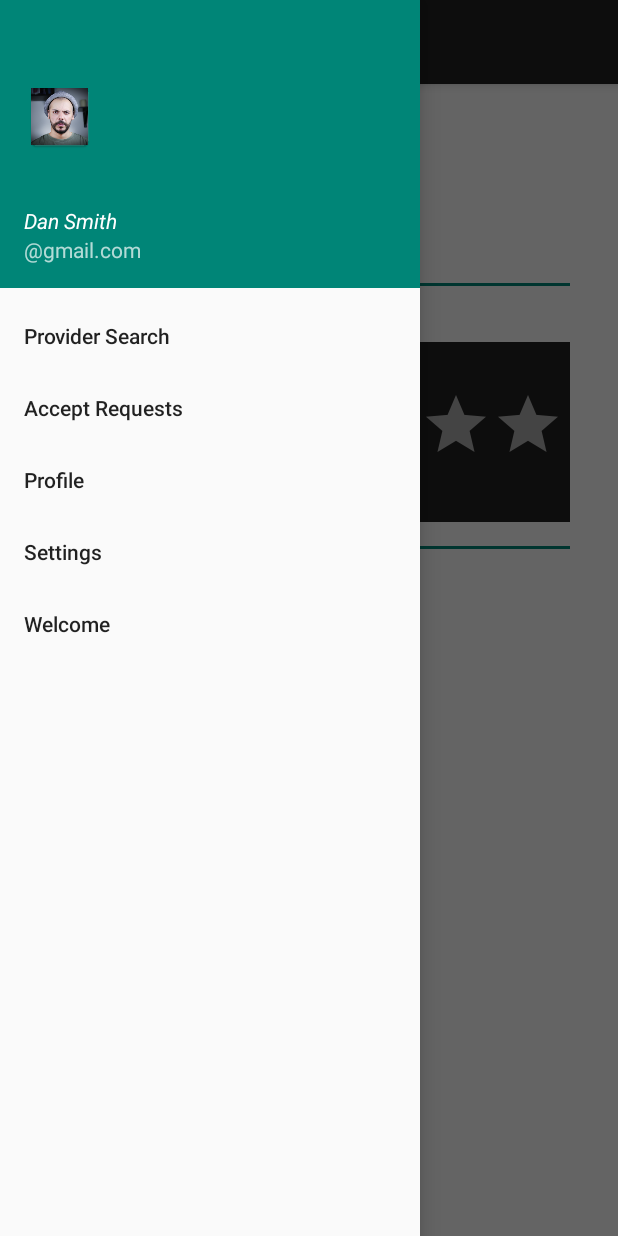
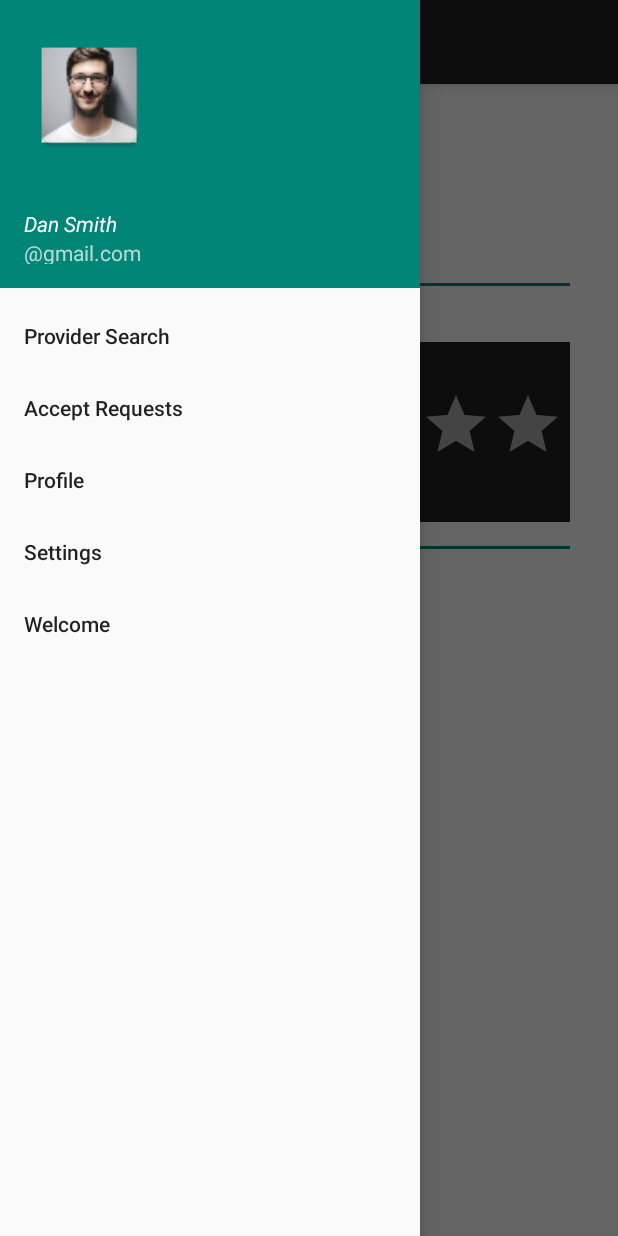
Before and after one commit to qbit-0/Congressional-App-Challenge, an Android app: the MainActivity screen opened directly, with no data from a screen before it, with the side drawer open, on a phone screen of 412 x 824 dp. Run offline under Robolectric (Android 15) with nearby library versions, the phone set to English and light mode, and no system bars; 1 statement that could not run was skipped.

Commit message:
Accounts images

```diff
--- a/ServiceNet/app/src/main/res/layout/nav_header_main.xml
+++ b/ServiceNet/app/src/main/res/layout/nav_header_main.xml
@@ -17,10 +17,10 @@
 
     <ImageView
         android:id="@+id/iv_profile_pic"
-        android:layout_width="wrap_content"
-        android:layout_height="wrap_content"
+        android:layout_width="88dp"
+        android:layout_height="88dp"
         android:paddingTop="@dimen/nav_header_vertical_spacing"
-        app:srcCompat="@mipmap/ic_launcher"/>
+        app:srcCompat="@mipmap/ic_profile_1"/>
 
     <TextView
         android:id="@+id/tv_username"
```
